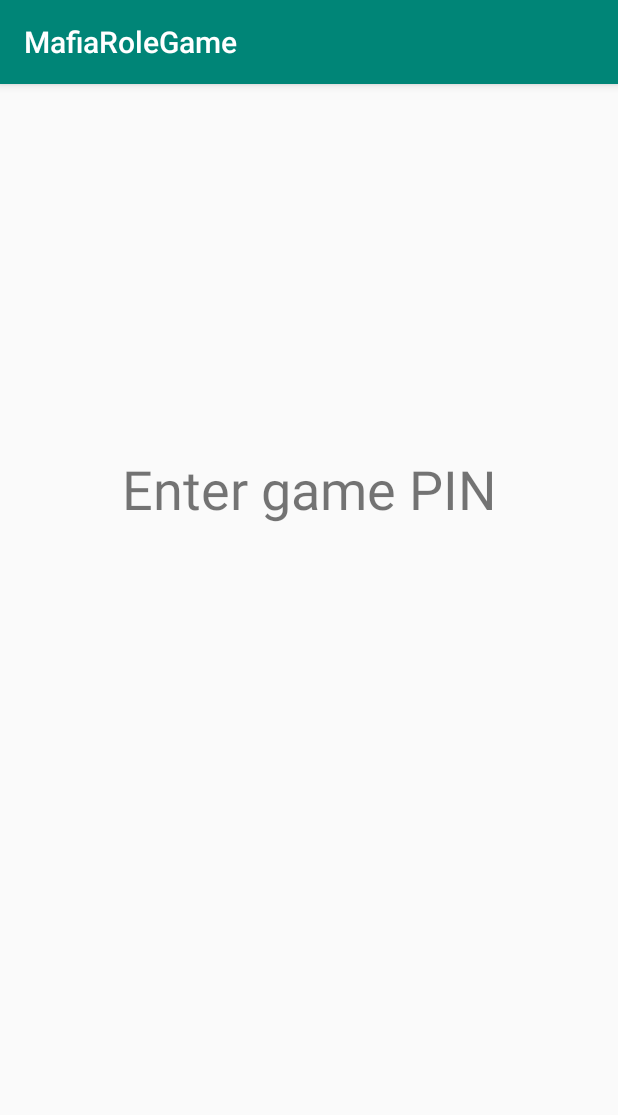
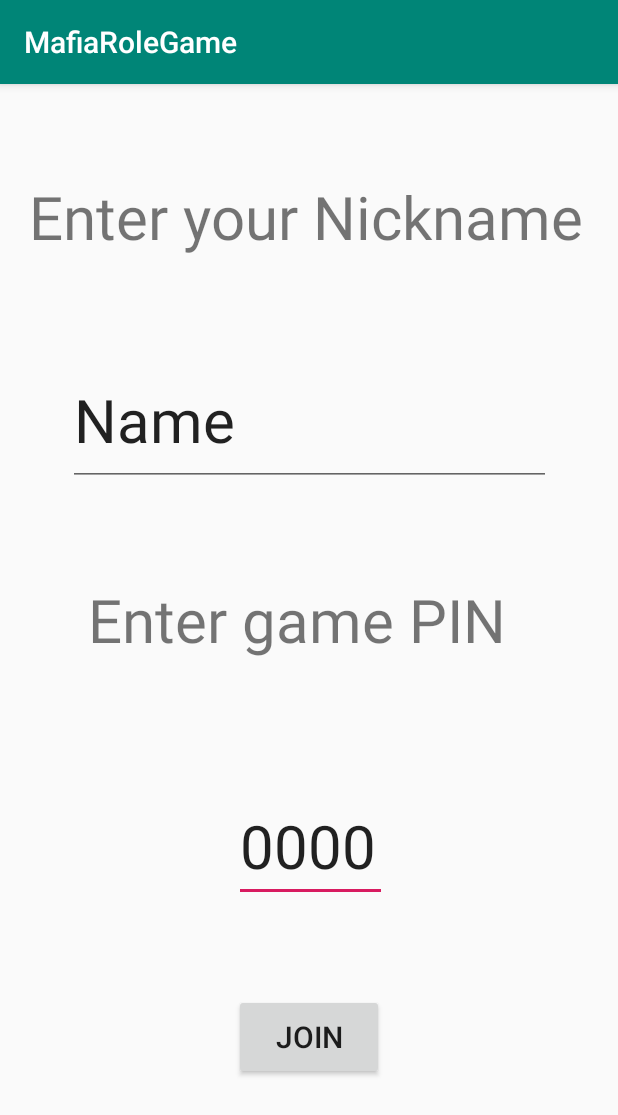
Before and after one commit to BMartynas/mafiaRoleGame, an Android app: the JoinExistingGame screen opened directly, with no data from a screen before it, on a phone screen of 412 x 824 dp. Shown: the top 1115 px of the screen. Run offline under Robolectric (Android 15) with nearby library versions, the phone set to English and light mode, and no system bars; our stand-ins replace Firebase (no records; nobody signed in at launch, a user with empty details on screens opened directly).

Commit message:
allowing player to join game

```diff
--- a/app/src/main/java/com/example/mafiarolegame/GameSession.java
+++ b/app/src/main/java/com/example/mafiarolegame/GameSession.java
@@ -4,8 +4,17 @@ public class GameSession {
 
     private String pin;
     private String name;
+    private String players;
 
     public GameSession() {
+    }
+
+    public String getPlayers() {
+        return players;
+    }
+
+    public void setPlayers(String players) {
+        this.players = players;
     }
 
     public String getPin() {
--- a/app/src/main/java/com/example/mafiarolegame/JoinExistingGame.java
+++ b/app/src/main/java/com/example/mafiarolegame/JoinExistingGame.java
@@ -1,14 +1,76 @@
 package com.example.mafiarolegame;
 
+import androidx.annotation.NonNull;
 import androidx.appcompat.app.AppCompatActivity;
 
+import android.content.Intent;
 import android.os.Bundle;
+import android.view.View;
+import android.widget.EditText;
+import android.widget.Button;
+
+import com.google.firebase.database.DataSnapshot;
+import com.google.firebase.database.DatabaseError;
+import com.google.firebase.database.DatabaseReference;
+import com.google.firebase.database.ValueEventListener;
+
+import java.util.Random;
 
 public class JoinExistingGame extends AppCompatActivity {
+
+    private EditText gamePin;
+    private EditText playerName;
+    private Button joinGame;
+    private DatabaseReference gameRef;
+    private DatabaseReference playerRef;
+    private String gamePinS;
+    //private GameSession game;
+    private int rand;
 
     @Override
     protected void onCreate(Bundle savedInstanceState) {
         super.onCreate(savedInstanceState);
         setContentView(R.layout.activity_join_existing_game);
+
+        gamePin = (EditText) findViewById(R.id.game_pin_text);
+        playerName = (EditText) findViewById(R.id.player_name_text);
+        joinGame = (Button) findViewById(R.id.join_game_button);
+
+        joinGame.setOnClickListener(new View.OnClickListener() {
+            @Override
+            public void onClick(View v) {
+                openNewGameLobby();
+
+                rand = new Random().nextInt(1000);
+                gameRef = setUpRolesNumber.getDatabase().getReference("Session ID/" + gamePin.getText().toString());
+                playerRef = gameRef.child("players").child(intToString(rand));
+                playerRef.setValue("Liz");
+
+
+            }
+        });
+
+//        gameRef.addValueEventListener(new ValueEventListener() {
+//            @Override
+//            public void onDataChange(@NonNull DataSnapshot dataSnapshot) {
+//                game = dataSnapshot.getValue(GameSession.class);
+//            }
+//
+//            @Override
+//            public void onCancelled(@NonNull DatabaseError databaseError) {
+//
+//            }
+//        });
+
+
+    }
+
+    public void openNewGameLobby() {
+        Intent intent = new Intent(this, NewGameLobby.class);
+        startActivity(intent);
+    }
+
+    private String intToString(int sk) {
+        return ("" + sk);
     }
 }
--- a/app/src/main/java/com/example/mafiarolegame/setUpRolesNumber.java
+++ b/app/src/main/java/com/example/mafiarolegame/setUpRolesNumber.java
@@ -13,8 +13,8 @@ import com.google.firebase.database.FirebaseDatabase;
 
 public class setUpRolesNumber extends AppCompatActivity {
 
-    private FirebaseDatabase database = FirebaseDatabase.getInstance();
-    private DatabaseReference rootRef = database.getReference();
+    private static FirebaseDatabase database = FirebaseDatabase.getInstance();
+    private DatabaseReference rootRef = database.getReference("Session ID");
     private DatabaseReference gameRef;
     private static GameSession game;
 //    private DatabaseReference playersRef;
@@ -96,11 +96,12 @@ public class setUpRolesNumber extends AppCompatActivity {
             @Override
             public void onClick(View v) {
                 openNewGameLobby();
-                createNewSession();
+//                createNewSession();
 
                 game = new GameSession();
                 game.setPin(sessionPin.getText().toString());
                 game.setName(sessionName.getText().toString());
+                game.setPlayers("none");
 
                 gameRef = rootRef.child(game.getPin());
                 gameRef.setValue(game);
@@ -120,11 +121,15 @@ public class setUpRolesNumber extends AppCompatActivity {
         startActivity(intent);
     }
 
-    private void createNewSession() {
-
-    }
+//    private void createNewSession() {
+//
+//    }
 
     public static GameSession getGame() {
         return game;
     }
+
+    public static FirebaseDatabase getDatabase() {
+        return database;
+    }
 }
--- a/app/src/main/res/layout/activity_join_existing_game.xml
+++ b/app/src/main/res/layout/activity_join_existing_game.xml
@@ -2,20 +2,101 @@
 <androidx.constraintlayout.widget.ConstraintLayout xmlns:android="http://schemas.android.com/apk/res/android"
     xmlns:app="http://schemas.android.com/apk/res-auto"
     xmlns:tools="http://schemas.android.com/tools"
+    android:id="@+id/layout"
     android:layout_width="match_parent"
     android:layout_height="match_parent"
     tools:context=".JoinExistingGame">
 
     <TextView
-        android:id="@+id/textView4"
+        android:id="@+id/textView2"
+        android:layout_width="295dp"
+        android:layout_height="92dp"
+        android:orientation="horizontal"
+        android:text="Enter game PIN"
+        android:textSize="40sp"
+        app:layout_constraintBottom_toTopOf="@+id/game_pin_text"
+        app:layout_constraintEnd_toEndOf="parent"
+        app:layout_constraintHorizontal_bias="0.5"
+        app:layout_constraintStart_toStartOf="parent"
+        app:layout_constraintTop_toBottomOf="@+id/player_name_text" />
+
+    <androidx.constraintlayout.widget.Barrier
+        android:id="@+id/barrier2"
         android:layout_width="wrap_content"
         android:layout_height="wrap_content"
-        android:text="@string/enter_game_pin"
-        android:textSize="36sp"
+        app:barrierDirection="left" />
+
+    <androidx.constraintlayout.widget.Barrier
+        android:id="@+id/barrier3"
+        android:layout_width="wrap_content"
+        android:layout_height="wrap_content"
+        app:barrierDirection="top" />
+
+    <androidx.constraintlayout.widget.Guideline
+        android:id="@+id/guideline2"
+        android:layout_width="wrap_content"
+        android:layout_height="wrap_content"
+        android:orientation="horizontal"
+        app:layout_constraintGuide_begin="20dp" />
+
+    <androidx.constraintlayout.widget.Guideline
+        android:id="@+id/guideline3"
+        android:layout_width="wrap_content"
+        android:layout_height="wrap_content"
+        android:orientation="vertical"
+        app:layout_constraintGuide_begin="16dp" />
+
+    <Button
+        android:id="@+id/join_game_button"
+        android:layout_width="100dp"
+        android:layout_height="57dp"
+        android:layout_marginBottom="104dp"
+        android:text="Join"
+        android:textSize="20sp"
         app:layout_constraintBottom_toBottomOf="parent"
         app:layout_constraintEnd_toEndOf="parent"
+        app:layout_constraintHorizontal_bias="0.501"
+        app:layout_constraintStart_toStartOf="parent" />
+
+    <EditText
+        android:id="@+id/game_pin_text"
+        android:layout_width="102dp"
+        android:layout_height="62dp"
+        android:ems="10"
+        android:inputType="textPersonName"
+        android:text="0000"
+        android:textSize="40sp"
+        app:layout_constraintBottom_toTopOf="@+id/join_game_button"
+        app:layout_constraintEnd_toEndOf="parent"
+        app:layout_constraintHorizontal_bias="0.504"
         app:layout_constraintStart_toStartOf="parent"
-        app:layout_constraintTop_toTopOf="parent"
-        app:layout_constraintVertical_bias="0.341" />
+        app:layout_constraintTop_toBottomOf="@+id/textView2"
+        app:layout_constraintVertical_bias="0.52" />
+
+    <TextView
+        android:id="@+id/textView4"
+        android:layout_width="374dp"
+        android:layout_height="57dp"
+        android:text="Enter your Nickname"
+        android:textSize="40sp"
+        app:layout_constraintBottom_toTopOf="@+id/player_name_text"
+        app:layout_constraintEnd_toEndOf="parent"
+        app:layout_constraintHorizontal_bias="0.5"
+        app:layout_constraintStart_toStartOf="parent"
+        app:layout_constraintTop_toTopOf="parent" />
+
+    <EditText
+        android:id="@+id/player_name_text"
+        android:layout_width="322dp"
+        android:layout_height="88dp"
+        android:ems="10"
+        android:inputType="textPersonName"
+        android:text="Name"
+        android:textSize="40sp"
+        app:layout_constraintBottom_toTopOf="@+id/textView2"
+        app:layout_constraintEnd_toEndOf="parent"
+        app:layout_constraintHorizontal_bias="0.5"
+        app:layout_constraintStart_toStartOf="parent"
+        app:layout_constraintTop_toBottomOf="@+id/textView4" />
 
 </androidx.constraintlayout.widget.ConstraintLayout>
```
